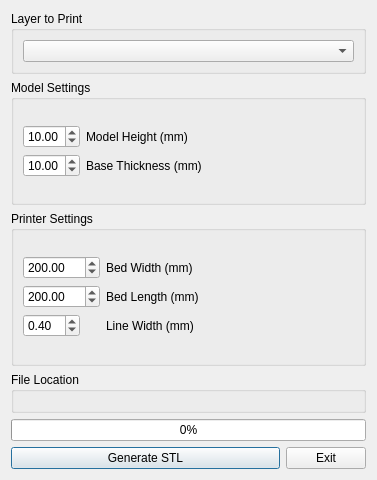
First picture: the form in stl_generator_dialog_base.ui, repository SuheybAden/STL_Generator-QGIS_Plugin, before the edit.
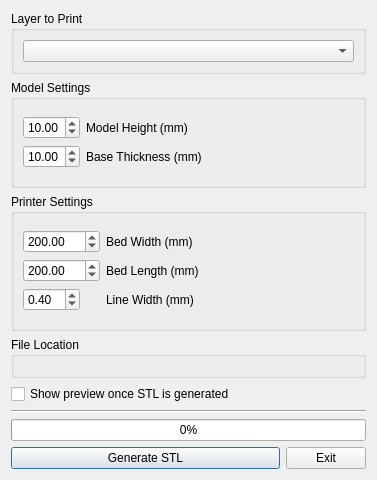
Second picture: the form after the edit. Icons and pictures are not drawn. Custom widgets are drawn as their Qt base class.

Commit message: Added window for viewing the generated STL

```diff
--- a/stl_generator_dialog_base.ui
+++ b/stl_generator_dialog_base.ui
@@ -222,6 +222,37 @@
      </layout>
     </widget>
    </item>
+   <item>
+    <layout class="QHBoxLayout" name="horizontalLayout_2">
+     <item>
+      <widget class="QCheckBox" name="preview_checkBox">
+       <property name="text">
+        <string>Show preview once STL is generated</string>
+       </property>
+      </widget>
+     </item>
+     <item>
+      <spacer name="horizontalSpacer">
+       <property name="orientation">
+        <enum>Qt::Horizontal</enum>
+       </property>
+       <property name="sizeHint" stdset="0">
+        <size>
+         <width>40</width>
+         <height>20</height>
+        </size>
+       </property>
+      </spacer>
+     </item>
+    </layout>
+   </item>
+   <item>
+    <widget class="Line" name="line">
+     <property name="orientation">
+      <enum>Qt::Horizontal</enum>
+     </property>
+    </widget>
+   </item>
    <item>
     <widget class="QProgressBar" name="progress">
      <property name="value">
```
The commit also changes 6 other files.
